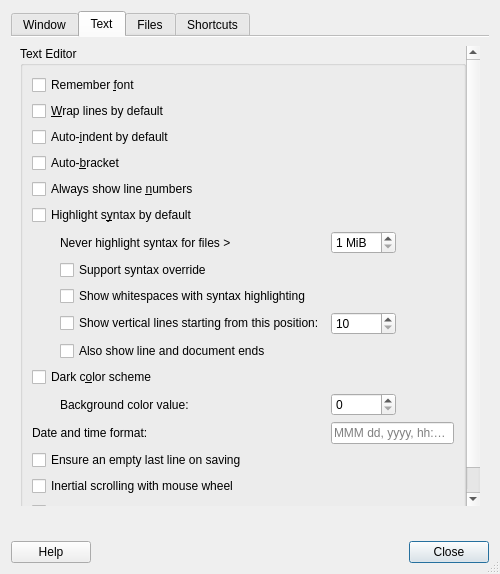
Above: featherpad/predDialog.ui from vecnathewhisperd0/FeatherPad before the change. Below: the same form after it.
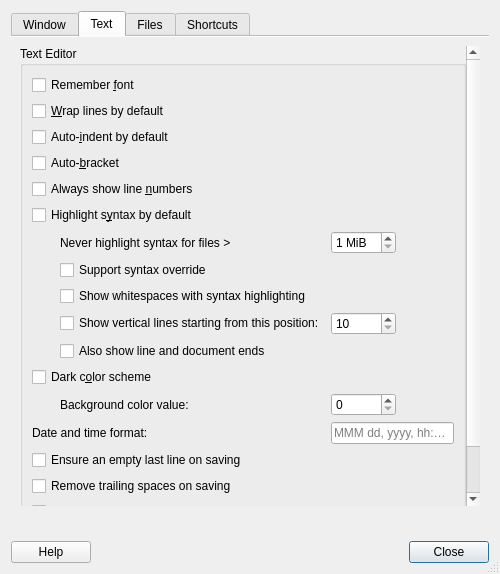
That is the form after the change. The open tabs and pages were chosen to show the change. Icons and pictures are not drawn.

Commit message: An option to remove trailing spaces on saving

```diff
--- a/featherpad/predDialog.ui
+++ b/featherpad/predDialog.ui
@@ -587,7 +587,14 @@
                 </property>
                </widget>
               </item>
-              <item row="15" column="0" colspan="2">
+              <item row="15" column="0" colspan="3">
+               <widget class="QCheckBox" name="trailingSpacesBox">
+                <property name="text">
+                 <string>Remove trailing spaces on saving</string>
+                </property>
+               </widget>
+              </item>
+              <item row="16" column="0" colspan="3">
                <widget class="QCheckBox" name="inertiaBox">
                 <property name="toolTip">
                  <string>Should the mouse wheel scrolling be inertial
@@ -598,7 +605,7 @@
                 </property>
                </widget>
               </item>
-              <item row="16" column="0" colspan="3">
+              <item row="17" column="0" colspan="3">
                <widget class="QCheckBox" name="scrollBox">
                 <property name="toolTip">
                  <string>This is not a complete fix but
```
The commit also changes 15 other files.
